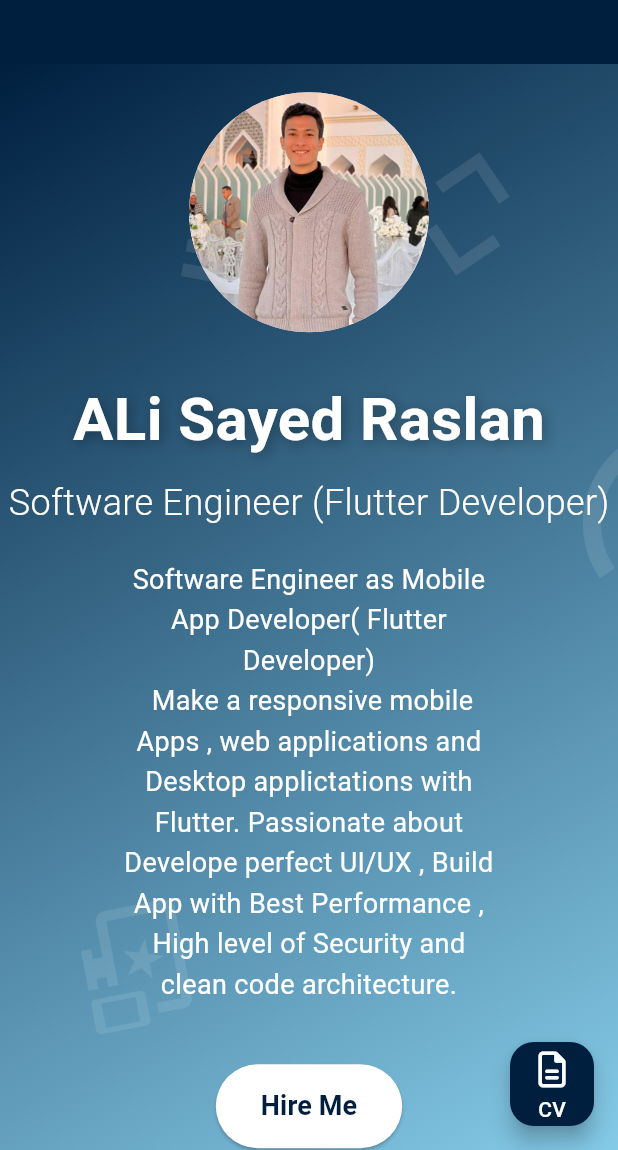
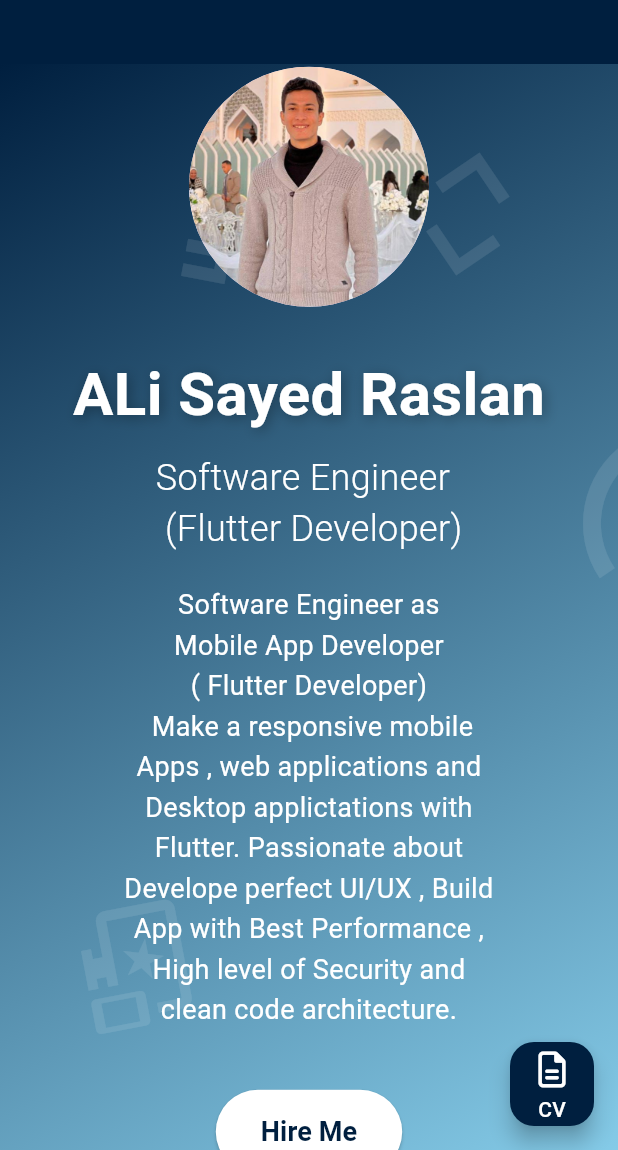
Before and after one commit to Aly-exe/MyPortofolio, a Flutter app: the screen it shows after launch, on a phone screen of 412 x 824 dp, the part 86-1236 px from its top. Run offline on Flutter 3.47's test engine with Material 3 defaults, Android fonts, the phone set to English and light mode, and no system bars; our stand-ins replace dio, fluttertoast, font_awesome_flutter, validators.

Commit message:
edit mobile view

```diff
--- a/lib/main.dart
+++ b/lib/main.dart
@@ -205,7 +205,7 @@ class _PortfolioHomePageState extends State<PortfolioHomePage>
   SliverToBoxAdapter _buildHeroSection() {
     return SliverToBoxAdapter(
       child: Container(
-        height: MediaQuery.of(context).size.height * 0.9,
+        height: MediaQuery.of(context).size.width <= 400 ?MediaQuery.of(context).size.height * 1.25:MediaQuery.of(context).size.height * 0.9,
         decoration: BoxDecoration(
           gradient: LinearGradient(
             colors: [navyColor, skyBlueColor],
@@ -217,7 +217,7 @@ class _PortfolioHomePageState extends State<PortfolioHomePage>
           children: [
             Positioned(
               top: 50,
-              right: 50,
+              right:MediaQuery.of(context).size.width <= 400 ?30: 50,
               child: AnimatedBuilder(
                 animation: _controller,
                 builder: (_, child) {
@@ -232,7 +232,7 @@ class _PortfolioHomePageState extends State<PortfolioHomePage>
             ),
             Positioned(
               top: 50,
-              left: 100,
+              left: MediaQuery.of(context).size.width <= 400 ?40:100,
               child: AnimatedBuilder(
                 animation: _controller,
                 builder: (_, child) {
@@ -247,7 +247,7 @@ class _PortfolioHomePageState extends State<PortfolioHomePage>
             ),
             Positioned(
               top: 250,
-              left: MediaQuery.of(context).size.width * 0.9,
+              left: MediaQuery.of(context).size.width <= 400 ?150:MediaQuery.of(context).size.width * 0.9,
               child: AnimatedBuilder(
                 animation: _controller,
                 builder: (_, child) {
@@ -302,7 +302,7 @@ class _PortfolioHomePageState extends State<PortfolioHomePage>
                   ),
                   const SizedBox(height: 10),
                   const Text(
-                    'Software Engineer (Flutter Developer)',
+                    'Software Engineer\n (Flutter Developer)',
                     style: TextStyle(
                       color: Colors.white,
                       fontSize: 24,
@@ -313,7 +313,7 @@ class _PortfolioHomePageState extends State<PortfolioHomePage>
                   SizedBox(
                     width: MediaQuery.of(context).size.width * 0.6,
                     child: const Text(
-                      'Software Engineer as Mobile App Developer( Flutter Developer) \n Make a responsive mobile Apps , web applications and Desktop applictations with Flutter. Passionate about Develope perfect UI/UX , Build App with Best Performance , High level of Security and clean code architecture.',
+                      'Software Engineer as \nMobile App Developer\n( Flutter Developer) \n Make a responsive mobile Apps , web applications and Desktop applictations with Flutter. Passionate about Develope perfect UI/UX , Build App with Best Performance , High level of Security and clean code architecture.',
                       textAlign: TextAlign.center,
                       style: TextStyle(
                         color: Colors.white,
```
